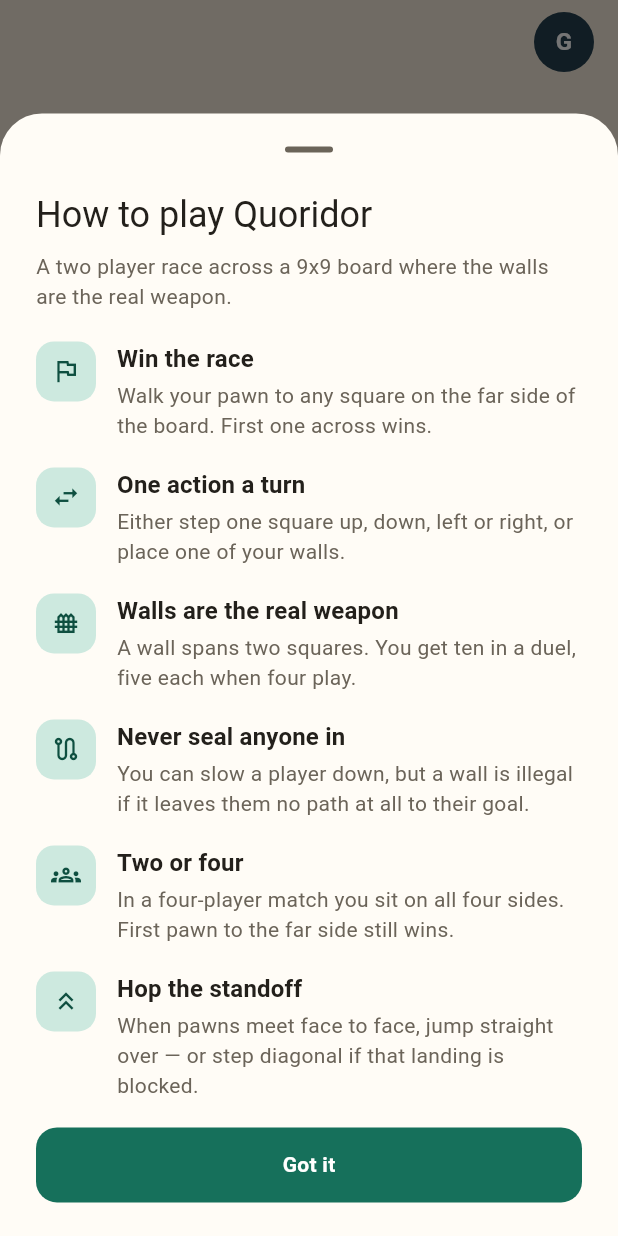
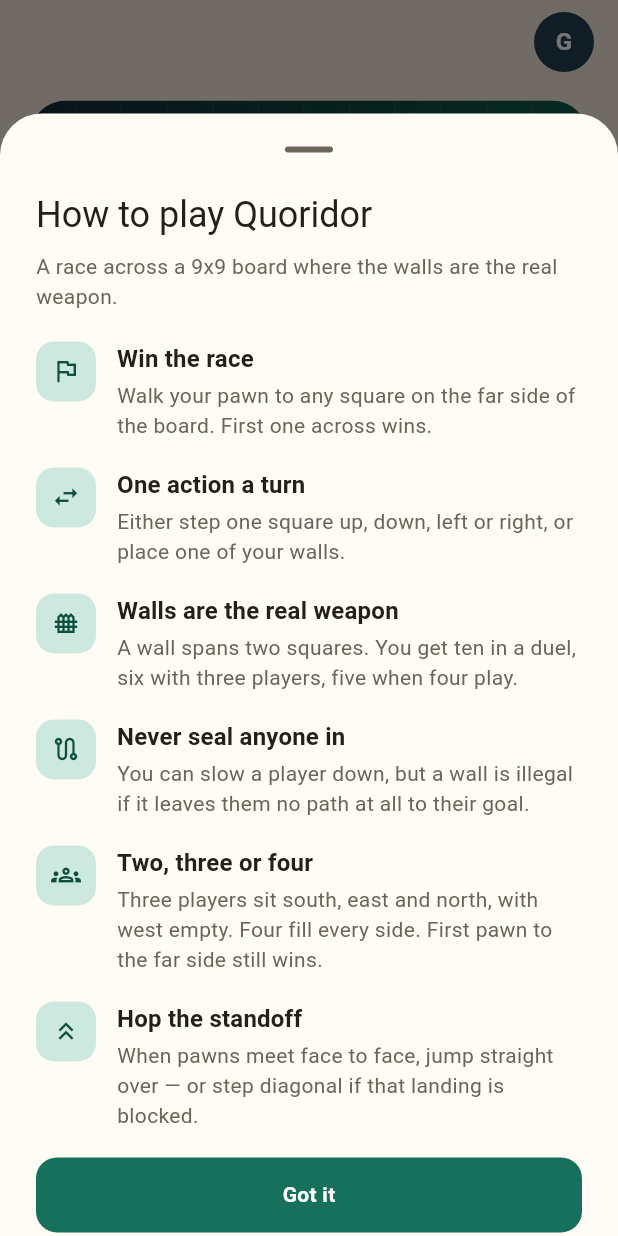
Before and after one commit to JaidynDev/Quoridor, a Flutter app: the screen it shows after launch, after a tap on "How to play", on a phone screen of 412 x 824 dp. Run offline on Flutter 3.47's test engine with Material 3 defaults, Android fonts, the phone set to English and light mode, and no system bars; our stand-ins replace cloud_firestore, firebase_auth, firebase_core, go_router, share_plus, shared_preferences; accounts and stored records are empty; network calls fail.

Commit message:
Add a three-player Quoridor table
Create match can now pick three players: south, east, and north with six
walls each and west empty. Waiting room, cameras, HUD, and the after-action
report all follow the seat count.

Co-authored-by: Jaidyn <JaidynDev@users.noreply.github.com>

```diff
--- a/lib/models/game_model.dart
+++ b/lib/models/game_model.dart
@@ -13,7 +13,11 @@ class GameSettings {
     this.name,
   });
 
-  int get seats => playerCount == 4 ? 4 : 2;
+  int get seats {
+    if (playerCount == 4) return 4;
+    if (playerCount == 3) return 3;
+    return 2;
+  }
 
   Map<String, dynamic> toMap() {
     return {
@@ -26,10 +30,11 @@ class GameSettings {
 
   factory GameSettings.fromMap(Map<String, dynamic> map) {
     final raw = map['playerCount'] ?? 2;
+    final count = raw is int ? raw : int.tryParse('$raw') ?? 2;
     return GameSettings(
       timeLimitSeconds: map['timeLimitSeconds'] ?? 60,
       isPrivate: map['isPrivate'] ?? false,
-      playerCount: raw == 4 ? 4 : 2,
+      playerCount: (count == 3 || count == 4) ? count : 2,
       name: map['name'],
     );
   }
@@ -42,7 +47,16 @@ class GameSettings {
     return '${timeLimitSeconds}s per move';
   }
 
-  String get seatsLabel => seats == 4 ? '4 players' : '2 players';
+  String get seatsLabel {
+    switch (seats) {
+      case 4:
+        return '4 players';
+      case 3:
+        return '3 players';
+      default:
+        return '2 players';
+    }
+  }
 }
 
 class GameModel {
--- a/lib/models/quoridor_logic.dart
+++ b/lib/models/quoridor_logic.dart
@@ -38,6 +38,7 @@ class PlayerSeat {
   final Position start;
   final bool goalIsY;
   final int goalValue;
+  final String side;
 
   /// Quarter-turns so this player's own edge sits nearest the camera.
   final int cameraRotation;
@@ -46,6 +47,7 @@ class PlayerSeat {
     required this.start,
     required this.goalIsY,
     required this.goalValue,
+    required this.side,
     required this.cameraRotation,
   });
 
@@ -57,22 +59,85 @@ class QuoridorLogic {
   static const int boardSize = 9;
 
   static const List<PlayerSeat> twoPlayerSeats = [
-    PlayerSeat(start: Position(4, 0), goalIsY: true, goalValue: 8, cameraRotation: 0),
-    PlayerSeat(start: Position(4, 8), goalIsY: true, goalValue: 0, cameraRotation: 2),
+    PlayerSeat(
+      start: Position(4, 0),
+      goalIsY: true,
+      goalValue: 8,
+      side: 'South',
+      cameraRotation: 0,
+    ),
+    PlayerSeat(
+      start: Position(4, 8),
+      goalIsY: true,
+      goalValue: 0,
+      side: 'North',
+      cameraRotation: 2,
+    ),
   ];
 
   /// South, east, north, west — clockwise around the table.
   static const List<PlayerSeat> fourPlayerSeats = [
-    PlayerSeat(start: Position(4, 0), goalIsY: true, goalValue: 8, cameraRotation: 0),
-    PlayerSeat(start: Position(8, 4), goalIsY: false, goalValue: 0, cameraRotation: 1),
-    PlayerSeat(start: Position(4, 8), goalIsY: true, goalValue: 0, cameraRotation: 2),
-    PlayerSeat(start: Position(0, 4), goalIsY: false, goalValue: 8, cameraRotation: 3),
+    PlayerSeat(
+      start: Position(4, 0),
+      goalIsY: true,
+      goalValue: 8,
+      side: 'South',
+      cameraRotation: 0,
+    ),
+    PlayerSeat(
+      start: Position(8, 4),
+      goalIsY: false,
+      goalValue: 0,
+      side: 'East',
+      cameraRotation: 1,
+    ),
+    PlayerSeat(
+      start: Position(4, 8),
+      goalIsY: true,
+      goalValue: 0,
+      side: 'North',
+      cameraRotation: 2,
+    ),
+    PlayerSeat(
+      start: Position(0, 4),
+      goalIsY: false,
+      goalValue: 8,
+      side: 'West',
+      cameraRotation: 3,
+    ),
   ];
 
-  static List<PlayerSeat> seatsFor(int playerCount) =>
-      playerCount == 4 ? fourPlayerSeats : twoPlayerSeats;
+  /// South, east, north — west stays empty, matching the usual 3-player layout.
+  static List<PlayerSeat> get threePlayerSeats =>
+      fourPlayerSeats.sublist(0, 3);
 
-  static int wallsEach(int playerCount) => playerCount == 4 ? 5 : 10;
+  static List<PlayerSeat> seatsFor(int playerCount) {
+    switch (playerCount) {
+      case 4:
+        return fourPlayerSeats;
+      case 3:
+        return threePlayerSeats;
+      default:
+        return twoPlayerSeats;
+    }
+  }
+
+  static int wallsEach(int playerCount) {
+    switch (playerCount) {
+      case 4:
+        return 5;
+      case 3:
+        return 6;
+      default:
+        return 10;
+    }
+  }
+
+  static String sideLabel(int seatIndex, int playerCount) {
+    final seats = seatsFor(playerCount);
+    if (seatIndex < 0 || seatIndex >= seats.length) return 'Seat';
+    return seats[seatIndex].side;
+  }
 
   static String pawnKey(int index) => 'p${index + 1}';
   static String wallsKey(int index) => 'p${index + 1}WallsLeft';
@@ -93,7 +158,8 @@ class QuoridorLogic {
     if (raw is Map) {
       return Position.fromMap(Map<String, dynamic>.from(raw));
     }
-    return seatsFor(index >= 4 ? 4 : 2)[index.clamp(0, 1)].start;
+    final seats = seatsFor(index >= 3 ? 4 : (index >= 2 ? 3 : 2));
+    return seats[index.clamp(0, seats.length - 1)].start;
   }
 
   static List<Position> pawnsFromState(Map<String, dynamic> state, int playerCount) {
--- a/lib/screens/game/game_screen.dart
+++ b/lib/screens/game/game_screen.dart
@@ -129,8 +129,6 @@ class _PlayerStrip extends StatelessWidget {
 
   const _PlayerStrip({required this.game, required this.players});
 
-  static const _sides = ['South', 'East', 'North', 'West'];
-
   @override
   Widget build(BuildContext context) {
     final seats = game.settings.seats;
@@ -146,7 +144,7 @@ class _PlayerStrip extends StatelessWidget {
           for (var i = 0; i < seats; i++)
             _SeatChip(
               index: i,
-              side: seats == 4 ? _sides[i] : (i == 0 ? 'South' : 'North'),
+              side: QuoridorLogic.sideLabel(i, seats),
               user: i < players.length ? players[i] : null,
               walls: game.gameState[QuoridorLogic.wallsKey(i)] ?? defaults,
               isTurn: game.status == 'playing' && game.currentTurnIndex == i,
--- a/lib/screens/home/home_screen.dart
+++ b/lib/screens/home/home_screen.dart
@@ -213,7 +213,7 @@ class _HeroCard extends StatelessWidget {
                 const SizedBox(height: 10),
                 Text(
                   'Race your pawn to the opposite side of the board. '
-                  'Two or four players. Walls to slow a rival down, but you '
+                  'Two, three or four players. Walls to slow a rival down, but you '
                   'can never block them off completely.',
                   style: theme.textTheme.bodyMedium?.copyWith(
                     color: Colors.white.withValues(alpha: 0.86),
--- a/lib/screens/lobby/lobby_screen.dart
+++ b/lib/screens/lobby/lobby_screen.dart
@@ -284,6 +284,16 @@ class _CreateGameDialogState extends State<CreateGameDialog> {
                       ),
                     ),
                     RadioListTile<int>(
+                      value: 3,
+                      contentPadding: EdgeInsets.zero,
+                      title: const Text('Three players'),
+                      subtitle: Text(
+                        'South, east, and north — six walls each. West stays empty.',
+                        style: theme.textTheme.bodySmall
+                            ?.copyWith(color: AppPalette.inkSoft),
+                      ),
+                    ),
+                    RadioListTile<int>(
                       value: 4,
                       contentPadding: EdgeInsets.zero,
                       title: const Text('Four players'),
--- a/lib/widgets/how_to_play.dart
+++ b/lib/widgets/how_to_play.dart
@@ -27,7 +27,7 @@ class HowToPlaySheet extends StatelessWidget {
     (
       Icons.fence_outlined,
       'Walls are the real weapon',
-      'A wall spans two squares. You get ten in a duel, five each when four play.',
+      'A wall spans two squares. You get ten in a duel, six with three players, five when four play.',
     ),
     (
       Icons.route_outlined,
@@ -36,8 +36,8 @@ class HowToPlaySheet extends StatelessWidget {
     ),
     (
       Icons.groups_outlined,
-      'Two or four',
-      'In a four-player match you sit on all four sides. First pawn to the far side still wins.',
+      'Two, three or four',
+      'Three players sit south, east and north, with west empty. Four fill every side. First pawn to the far side still wins.',
     ),
     (
       Icons.keyboard_double_arrow_up,
@@ -64,7 +64,7 @@ class HowToPlaySheet extends StatelessWidget {
               Text('How to play Quoridor', style: theme.textTheme.headlineSmall),
               const SizedBox(height: 8),
               Text(
-                'A two player race across a 9x9 board where the walls are the real weapon.',
+                'A race across a 9x9 board where the walls are the real weapon.',
                 style: theme.textTheme.bodyMedium?.copyWith(
                   color: AppPalette.inkSoft,
                 ),
```
Also changed, not shown: lib/screens/game/game_result_screen.dart (+5 -8 lines), 3 other files.
